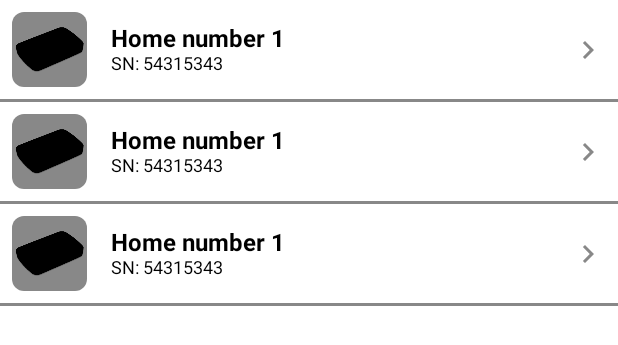
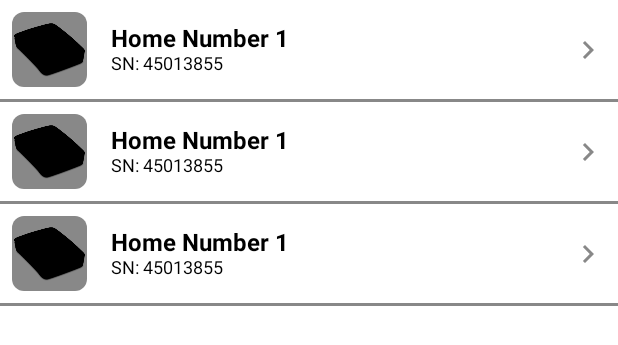
Before and after one commit to kogorbach/ezlotest, an Android app built with Jetpack Compose: the @Preview function DeviceListPreview, on a phone screen of 412 x 824 dp. Shown: the top 345 px of the screen. Run offline under Robolectric (Android 15) with nearby library versions, the phone set to English and light mode, and no system bars; network calls fail.

```diff
--- a/app/src/main/java/com/ezlotest/ui/MainActivity.kt
+++ b/app/src/main/java/com/ezlotest/ui/MainActivity.kt
@@ -43,7 +43,10 @@ class MainActivity : ComponentActivity() {
                         }
                         composable<DetailScreen> {
                             val args = it.toRoute<DetailScreen>()
-                            DetailScreenComposable(modifier = Modifier.padding(innerPadding), deviceId = args.deviceId)
+                            DetailScreenComposable(
+                                modifier = Modifier.padding(innerPadding),
+                                deviceId = args.deviceId
+                            )
                         }
                     }
                 }
--- a/app/src/main/java/com/ezlotest/ui/common/ProfileHeader.kt
+++ b/app/src/main/java/com/ezlotest/ui/common/ProfileHeader.kt
@@ -36,7 +36,7 @@ fun ProfileHeader(modifier: Modifier = Modifier) {
             painter = painterResource(R.drawable.baseline_person_24),
             contentDescription = stringResource(id = R.string.mainScreenProfileImageDescription),
             modifier = Modifier
-                .size(100.dp)
+                .size(200.dp)
                 .clip(CircleShape)
                 .background(Color.Gray),
             contentScale = ContentScale.Crop
--- a/app/src/main/java/com/ezlotest/ui/main/DeviceList.kt
+++ b/app/src/main/java/com/ezlotest/ui/main/DeviceList.kt
@@ -87,21 +87,30 @@ private fun DeviceListPreview() {
     DeviceList(
         devices = listOf(
             UiDeviceModel(
-                title = "Home number 1",
-                serialNumber = 54315343,
-                iconResource = R.drawable.vera_secure_big
+                serialNumber = 45013855,
+                macAddress = "e0:60:66:02:e2:1b",
+                title = "Home Number 1",
+                model = "Vera Edge",
+                iconResource = R.drawable.vera_edge_big,
+                firmware = "1.7.455",
             ),
 
             UiDeviceModel(
-                title = "Home number 1",
-                serialNumber = 54315343,
-                iconResource = R.drawable.vera_secure_big
+                serialNumber = 45013855,
+                macAddress = "e0:60:66:02:e2:1b",
+                title = "Home Number 1",
+                model = "Vera Edge",
+                iconResource = R.drawable.vera_edge_big,
+                firmware = "1.7.455",
             ),
 
             UiDeviceModel(
-                title = "Home number 1",
-                serialNumber = 54315343,
-                iconResource = R.drawable.vera_secure_big
+                serialNumber = 45013855,
+                macAddress = "e0:60:66:02:e2:1b",
+                title = "Home Number 1",
+                model = "Vera Edge",
+                iconResource = R.drawable.vera_edge_big,
+                firmware = "1.7.455",
             )
         )
     )
--- a/app/src/main/java/com/ezlotest/ui/model/UiDeviceModel.kt
+++ b/app/src/main/java/com/ezlotest/ui/model/UiDeviceModel.kt
@@ -1,12 +1,14 @@
 package com.ezlotest.ui.model
 
 import androidx.annotation.DrawableRes
-import com.ezlotest.R
 import kotlinx.serialization.Serializable
 
 @Serializable
 data class UiDeviceModel(
     val title: String?,
     val serialNumber: Long,
+    val firmware: String,
+    val macAddress: String,
+    val model: String,
     @DrawableRes val iconResource: Int
 )
```
Also changed, not shown: app/src/main/java/com/ezlotest/data/network/model/DeviceModel.kt (+6 -6 lines), app/src/main/java/com/ezlotest/ui/MainViewModel.kt (+17 -3 lines), app/src/main/java/com/ezlotest/ui/detail/DetailScreenComposable.kt (+94 -3 lines).
